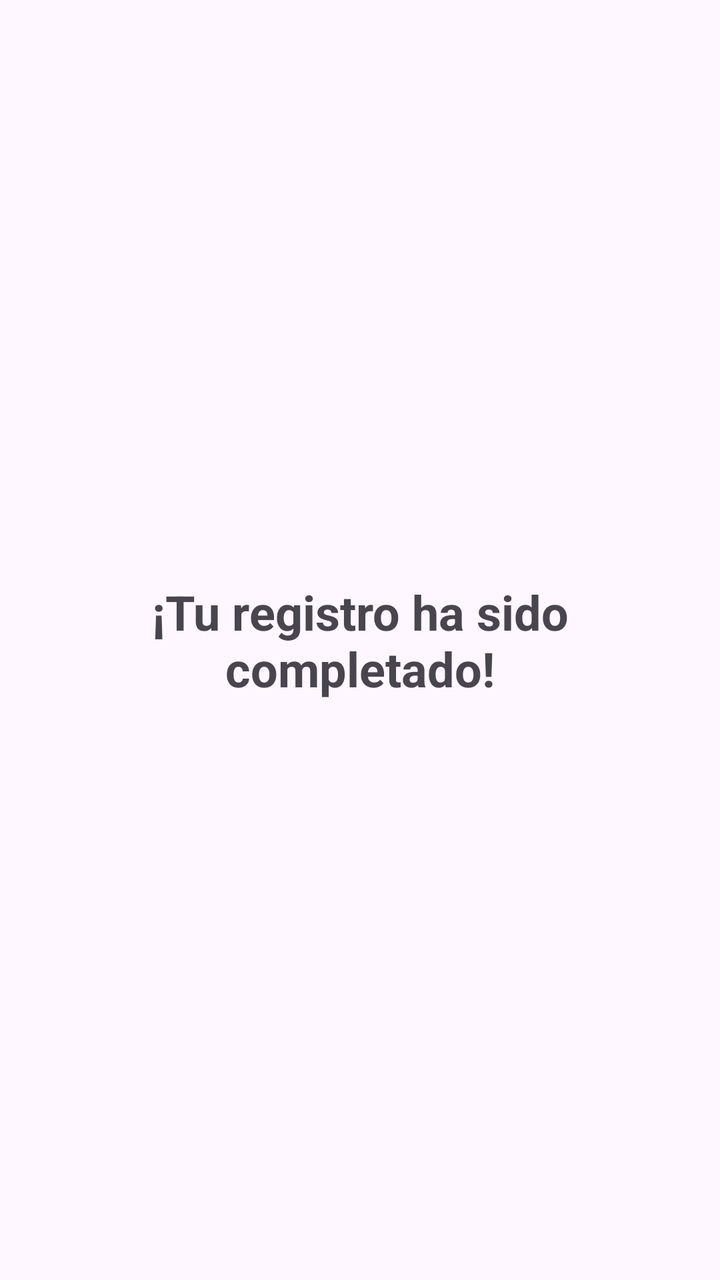
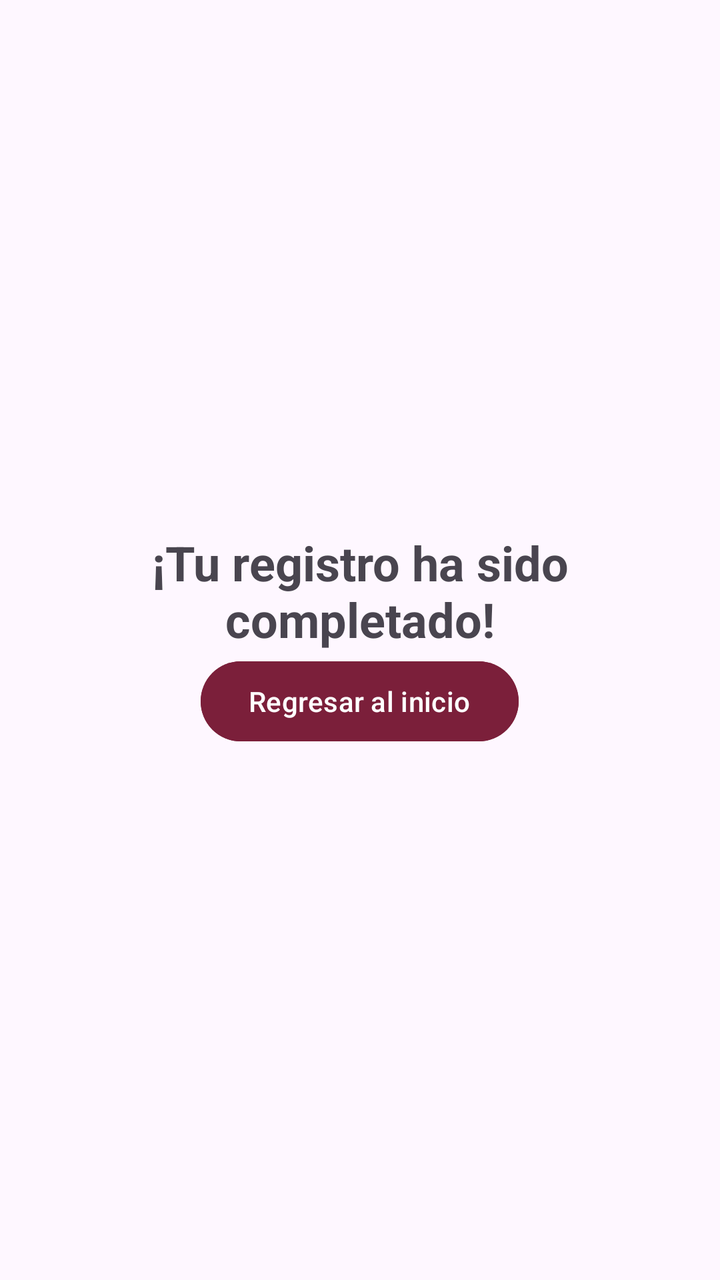

Two renders of the same Android screen: before a commit and after it. Below are the layout's source before the change and the commit's diff.
<!-- AndroidManifest.xml: application theme Theme.Login -->
<!-- res/layout/register.xml -->
<?xml version="1.0" encoding="utf-8"?>
<LinearLayout xmlns:android="http://schemas.android.com/apk/res/android"
    android:layout_width="match_parent"
    android:layout_height="match_parent"
    android:orientation="vertical"
    android:gravity="center"
    android:padding="24dp">

    <TextView
        android:layout_width="wrap_content"
        android:layout_height="wrap_content"
        android:text="¡Tu registro ha sido completado!"
        android:textSize="24sp"
        android:textStyle="bold"
        android:gravity="center" />

</LinearLayout>
<!-- resources referenced by this layout -->
<resources>
  <style name="Theme.Login" parent="Base.Theme.Login" />
  <style name="Base.Theme.Login" parent="Theme.Material3.DayNight.NoActionBar">
          
          
      </style>
</resources>

<!-- the commit's change to res/layout/register.xml (unified diff, before → after) -->
@@ -1,5 +1,7 @@
 <?xml version="1.0" encoding="utf-8"?>
 <LinearLayout xmlns:android="http://schemas.android.com/apk/res/android"
+    xmlns:app="http://schemas.android.com/apk/res-auto"
+    xmlns:tools="http://schemas.android.com/tools"
     android:layout_width="match_parent"
     android:layout_height="match_parent"
     android:orientation="vertical"
@@ -7,11 +9,19 @@
     android:padding="24dp">
 
     <TextView
-        android:layout_width="wrap_content"
+        android:layout_width="match_parent"
         android:layout_height="wrap_content"
         android:text="¡Tu registro ha sido completado!"
         android:textSize="24sp"
         android:textStyle="bold"
         android:gravity="center" />
+    <Button
+        android:id="@+id/btn_regresar"
+        android:layout_width="wrap_content"
+        android:layout_height="wrap_content"
+        android:layout_marginTop="1dp"
+        android:text="Regresar al inicio"
+        android:backgroundTint="@color/primario"
+        />
 
 </LinearLayout>
<!-- resource entries referenced after the edit -->
@@ -1,5 +1,6 @@
 <!-- resources referenced by this layout -->
 <resources>
+  <color name="primario">#7B1F3A</color>
   <style name="Theme.Login" parent="Base.Theme.Login" />
   <style name="Base.Theme.Login" parent="Theme.Material3.DayNight.NoActionBar">
           
